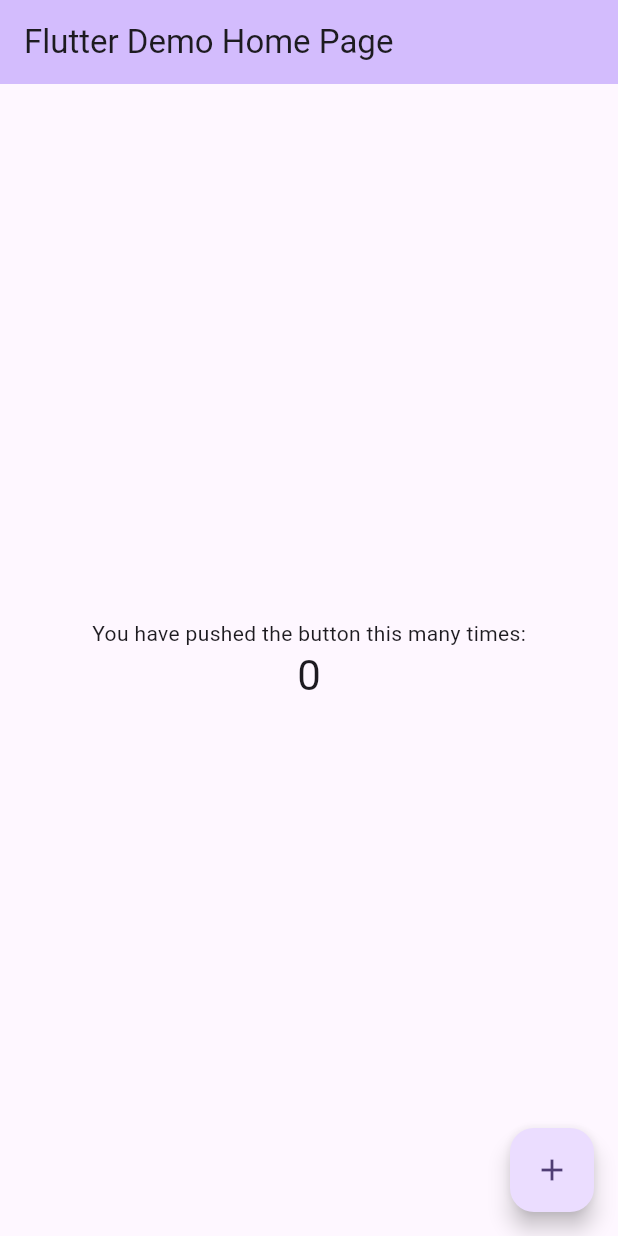
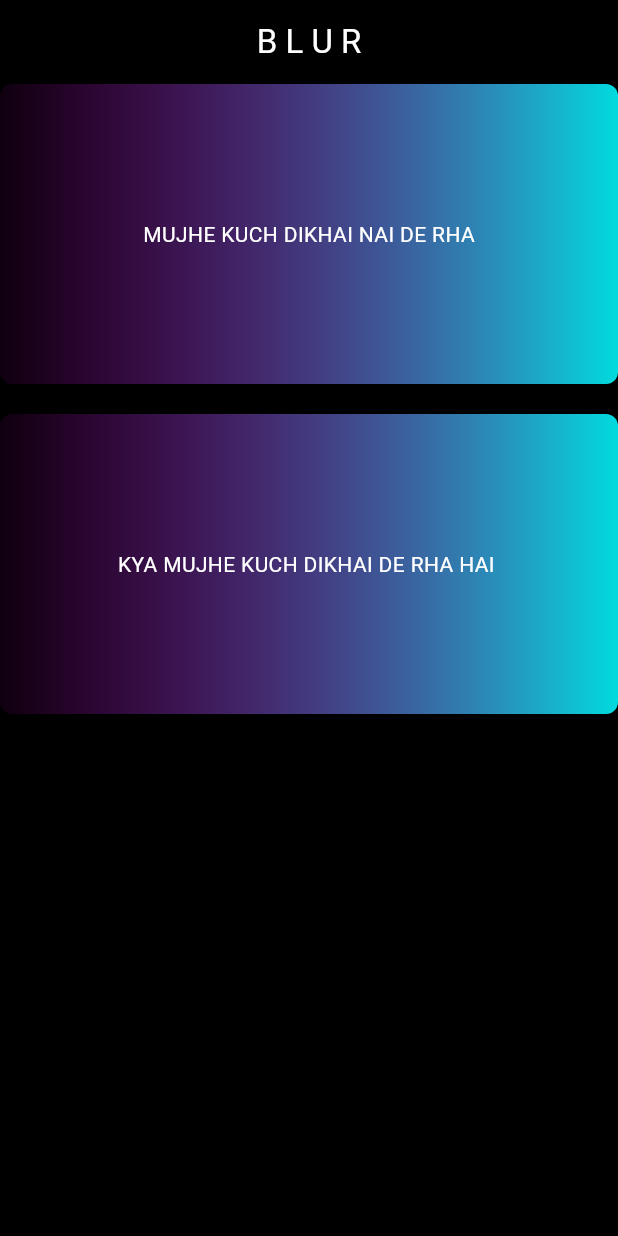
Before and after one commit to suraj-yadav0/blur_effect, a Flutter app: the screen it shows after launch, on a phone screen of 412 x 824 dp. Run offline on Flutter 3.47's test engine with Material 3 defaults, Android fonts, the phone set to English and light mode, and no system bars.

Commit message:
i dont think it worked but maybe i did learnt something

```diff
--- /dev/null
+++ b/lib/Screens/home_screen.dart
@@ -0,0 +1,71 @@
+import 'dart:ui';
+
+import 'package:flutter/material.dart';
+
+class HomeScreen extends StatefulWidget {
+  const HomeScreen({super.key});
+
+  @override
+  State<HomeScreen> createState() => _HomeScreenState();
+}
+
+class _HomeScreenState extends State<HomeScreen> {
+  @override
+  Widget build(BuildContext context) {
+    return Scaffold(
+      appBar: AppBar(
+        backgroundColor: Colors.black,
+        title: const Text(
+          "B L U R",
+          style: TextStyle(color: Colors.white),
+        ),
+        centerTitle: true,
+      ),
+      backgroundColor: Colors.black,
+      body: Column(
+        children: [
+          ClipRRect(
+            child: BackdropFilter(
+              filter: ImageFilter.blur(sigmaX: 100, sigmaY: 100),
+              child: Container(
+                width: double.infinity,
+                height: 200,
+                decoration: BoxDecoration(
+                    borderRadius: BorderRadius.circular(8),
+                    gradient: const LinearGradient(colors: [
+                      Color(0xffc00ff),
+                      Color(0xff00dbde),
+                    ])),
+                child: const Center(
+                  child: Text(
+                    "MUJHE KUCH DIKHAI NAI DE RHA",
+                    style: TextStyle(color: Colors.white),
+                  ),
+                ),
+              ),
+            ),
+          ),
+          const SizedBox(
+            height: 20,
+          ),
+          Container(
+            width: double.infinity,
+            height: 200,
+            decoration: BoxDecoration(
+                borderRadius: BorderRadius.circular(8),
+                gradient: const LinearGradient(colors: [
+                  Color(0xffc00ff),
+                  Color(0xff00dbde),
+                ])),
+            child: const Center(
+              child:  Text(
+                "KYA MUJHE KUCH DIKHAI DE RHA HAI ",
+                style: TextStyle(color: Colors.white),
+              ),
+            ),
+          )
+        ],
+      ),
+    );
+  }
+}
--- a/lib/main.dart
+++ b/lib/main.dart
@@ -1,3 +1,4 @@
+import 'package:blur_effect/Screens/home_screen.dart';
 import 'package:flutter/material.dart';
 
 void main() {
@@ -17,95 +18,7 @@ class MyApp extends StatelessWidget {
         colorScheme: ColorScheme.fromSeed(seedColor: Colors.deepPurple),
         useMaterial3: true,
       ),
-      home: const MyHomePage(title: 'Flutter Demo Home Page'),
+      home: const HomeScreen(),
     );
   }
 }
-
-class MyHomePage extends StatefulWidget {
-  const MyHomePage({super.key, required this.title});
-
-  // This widget is the home page of your application. It is stateful, meaning
-  // that it has a State object (defined below) that contains fields that affect
-  // how it looks.
-
-  // This class is the configuration for the state. It holds the values (in this
-  // case the title) provided by the parent (in this case the App widget) and
-  // used by the build method of the State. Fields in a Widget subclass are
-  // always marked "final".
-
-  final String title;
-
-  @override
-  State<MyHomePage> createState() => _MyHomePageState();
-}
-
-class _MyHomePageState extends State<MyHomePage> {
-  int _counter = 0;
-
-  void _incrementCounter() {
-    setState(() {
-      // This call to setState tells the Flutter framework that something has
-      // changed in this State, which causes it to rerun the build method below
-      // so that the display can reflect the updated values. If we changed
-      // _counter without calling setState(), then the build method would not be
-      // called again, and so nothing would appear to happen.
-      _counter++;
-    });
-  }
-
-  @override
-  Widget build(BuildContext context) {
-    // This method is rerun every time setState is called, for instance as done
-    // by the _incrementCounter method above.
-    //
-    // The Flutter framework has been optimized to make rerunning build methods
-    // fast, so that you can just rebuild anything that needs updating rather
-    // than having to individually change instances of widgets.
-    return Scaffold(
-      appBar: AppBar(
-        // TRY THIS: Try changing the color here to a specific color (to
-        // Colors.amber, perhaps?) and trigger a hot reload to see the AppBar
-        // change color while the other colors stay the same.
-        backgroundColor: Theme.of(context).colorScheme.inversePrimary,
-        // Here we take the value from the MyHomePage object that was created by
-        // the App.build method, and use it to set our appbar title.
-        title: Text(widget.title),
-      ),
-      body: Center(
-        // Center is a layout widget. It takes a single child and positions it
-        // in the middle of the parent.
-        child: Column(
-          // Column is also a layout widget. It takes a list of children and
-          // arranges them vertically. By default, it sizes itself to fit its
-          // children horizontally, and tries to be as tall as its parent.
-          //
-          // Column has various properties to control how it sizes itself and
-          // how it positions its children. Here we use mainAxisAlignment to
-          // center the children vertically; the main axis here is the vertical
-          // axis because Columns are vertical (the cross axis would be
-          // horizontal).
-          //
-          // TRY THIS: Invoke "debug painting" (choose the "Toggle Debug Paint"
-          // action in the IDE, or press "p" in the console), to see the
-          // wireframe for each widget.
-          mainAxisAlignment: MainAxisAlignment.center,
-          children: <Widget>[
-            const Text(
-              'You have pushed the button this many times:',
-            ),
-            Text(
-              '$_counter',
-              style: Theme.of(context).textTheme.headlineMedium,
-            ),
-          ],
-        ),
-      ),
-      floatingActionButton: FloatingActionButton(
-        onPressed: _incrementCounter,
-        tooltip: 'Increment',
-        child: const Icon(Icons.add),
-      ), // This trailing comma makes auto-formatting nicer for build methods.
-    );
-  }
-}
```
